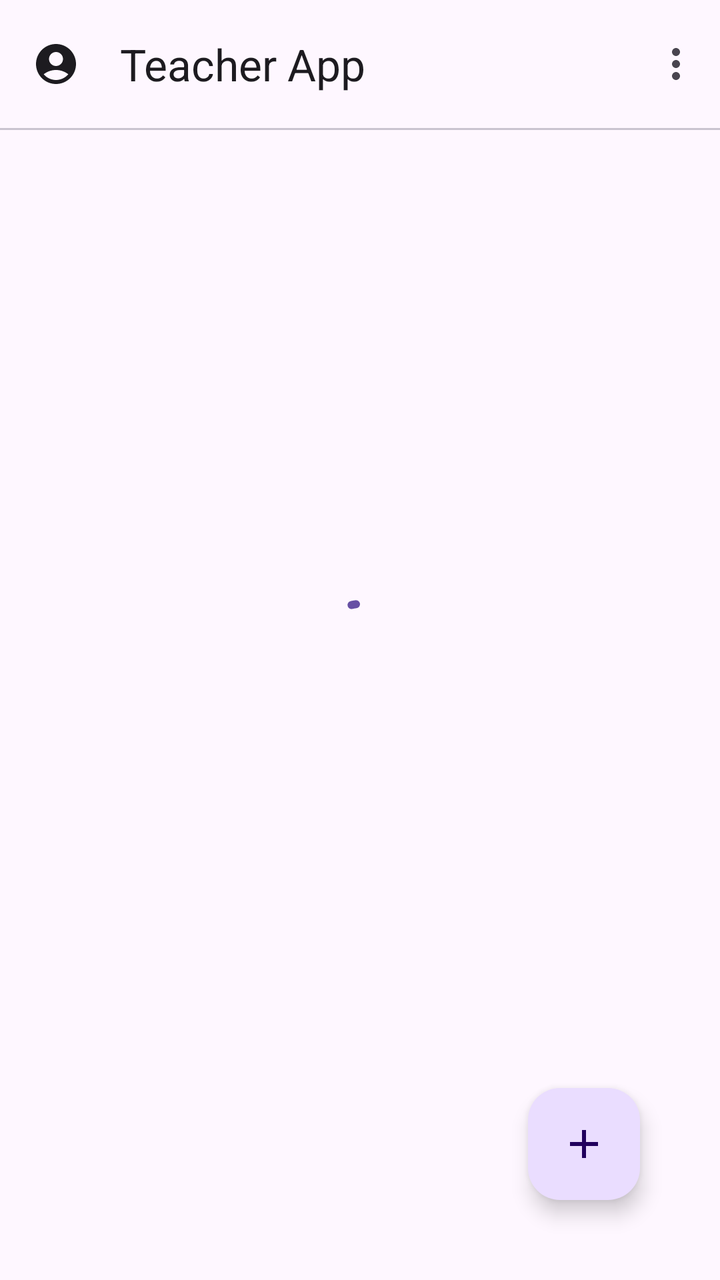
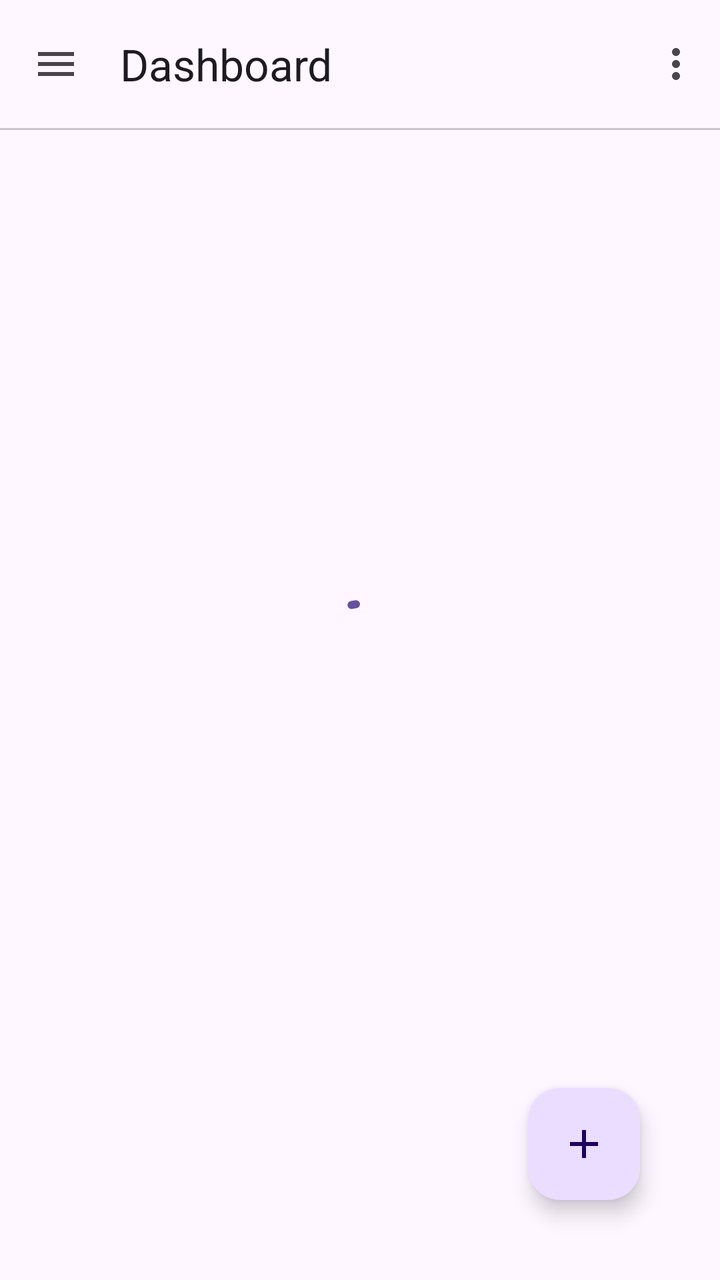

Before-and-after screenshots of an Android layout around one commit, followed by the original layout XML and the change that was made.
<!-- AndroidManifest.xml: application theme Theme.TeacherApp -->
<!-- res/layout/activity_main.xml -->
<?xml version="1.0" encoding="utf-8"?>
<androidx.coordinatorlayout.widget.CoordinatorLayout xmlns:android="http://schemas.android.com/apk/res/android"
    xmlns:app="http://schemas.android.com/apk/res-auto"
    xmlns:tools="http://schemas.android.com/tools"
    android:layout_width="match_parent"
    android:layout_height="match_parent"
    tools:context=".MainActivity">

    <com.google.android.material.appbar.AppBarLayout
        android:id="@+id/app_bar_main"
        android:layout_width="match_parent"
        android:layout_height="wrap_content">

        <com.google.android.material.appbar.MaterialToolbar
            app:navigationIcon="@drawable/ic_account"
            android:id="@+id/toolbar_main"
            android:layout_width="match_parent"
            android:layout_height="wrap_content"
            android:minHeight="?attr/actionBarSize"
            app:menu="@menu/menu_main"
            app:title="Teacher App"/>

        <com.google.android.material.divider.MaterialDivider
            android:layout_width="match_parent"
            android:layout_height="wrap_content"/>

    </com.google.android.material.appbar.AppBarLayout>

    <androidx.recyclerview.widget.RecyclerView
        android:visibility="gone"
        android:id="@+id/rv_classroom"
        android:layout_width="match_parent"
        android:layout_height="match_parent"
        app:layout_behavior="@string/appbar_scrolling_view_behavior"/>

    <com.google.android.material.progressindicator.CircularProgressIndicator
        android:visibility="visible"
        android:id="@+id/pb_loading_class"
        android:indeterminate="true"
        android:layout_gravity="center"
        android:layout_width="wrap_content"
        android:layout_height="wrap_content"/>

    <com.google.android.material.textview.MaterialTextView
        android:visibility="gone"
        android:id="@+id/tv_no_classroom"
        android:text=""
        android:textSize="17sp"
        android:layout_gravity="center"
        android:layout_width="wrap_content"
        android:layout_height="wrap_content"/>

    <com.google.android.material.floatingactionbutton.FloatingActionButton
        android:id="@+id/fab_create_class"
        android:layout_width="wrap_content"
        android:layout_height="wrap_content"
        android:layout_gravity="bottom|end"
        android:layout_margin="40dp"
        android:contentDescription="Create class"
        app:srcCompat="@drawable/ic_add"/>

</androidx.coordinatorlayout.widget.CoordinatorLayout>
<!-- resources referenced by this layout -->
<resources>
  <!-- drawable ic_account (drawable) -->
  <vector xmlns:android="http://schemas.android.com/apk/res/android"
      android:width="24dp"
      android:height="24dp"
      android:viewportWidth="24"
      android:viewportHeight="24">
  
      <path
          android:fillColor="?attr/colorOnSurface"
          android:pathData="M12,2C6.48,2 2,6.48 2,12s4.48,10 10,10s10,-4.48 10,-10S17.52,2 12,2zM12,6c1.93,0 3.5,1.57 3.5,3.5S13.93,13 12,13s-3.5,-1.57 -3.5,-3.5S10.07,6 12,6zM12,20c-2.03,0 -4.43,-0.82 -6.14,-2.88C7.55,15.8 9.68,15 12,15s4.45,0.8 6.14,2.12C16.43,19.18 14.03,20 12,20z" />
  
  </vector>
  <!-- drawable ic_add (drawable) -->
  <vector xmlns:android="http://schemas.android.com/apk/res/android"
      android:width="24dp"
      android:height="24dp"
      android:viewportWidth="960"
      android:viewportHeight="960"
      android:tint="?attr/colorControlNormal">
    <path
        android:fillColor="@android:color/white"
        android:pathData="M440,520L200,520L200,440L440,440L440,200L520,200L520,440L760,440L760,520L520,520L520,760L440,760L440,520Z"/>
  </vector>
  <style name="Theme.TeacherApp" parent="Base.Theme.TeacherApp" />
  <style name="Base.Theme.TeacherApp" parent="Theme.Material3.DayNight.NoActionBar">
          
          
      </style>
</resources>

<!-- the commit's change to res/layout/activity_main.xml (unified diff, before → after) -->
@@ -1,62 +1,198 @@
 <?xml version="1.0" encoding="utf-8"?>
-<androidx.coordinatorlayout.widget.CoordinatorLayout xmlns:android="http://schemas.android.com/apk/res/android"
+<androidx.drawerlayout.widget.DrawerLayout xmlns:android="http://schemas.android.com/apk/res/android"
     xmlns:app="http://schemas.android.com/apk/res-auto"
     xmlns:tools="http://schemas.android.com/tools"
+    android:id="@+id/drawer_layout"
     android:layout_width="match_parent"
     android:layout_height="match_parent"
     tools:context=".MainActivity">
 
-    <com.google.android.material.appbar.AppBarLayout
-        android:id="@+id/app_bar_main"
+    <androidx.coordinatorlayout.widget.CoordinatorLayout
         android:layout_width="match_parent"
-        android:layout_height="wrap_content">
+        android:layout_height="match_parent">
 
-        <com.google.android.material.appbar.MaterialToolbar
-            app:navigationIcon="@drawable/ic_account"
-            android:id="@+id/toolbar_main"
+        <com.google.android.material.appbar.AppBarLayout
+            android:id="@+id/app_bar_main"
             android:layout_width="match_parent"
+            android:layout_height="wrap_content">
+
+            <com.google.android.material.appbar.MaterialToolbar
+                android:id="@+id/toolbar_main"
+                android:layout_width="match_parent"
+                android:layout_height="wrap_content"
+                android:minHeight="?attr/actionBarSize"
+                app:menu="@menu/menu_main"
+                app:navigationIcon="@drawable/ic_menu"
+                app:title="Dashboard" />
+
+            <com.google.android.material.divider.MaterialDivider
+                android:layout_width="match_parent"
+                android:layout_height="wrap_content" />
+
+        </com.google.android.material.appbar.AppBarLayout>
+
+        <androidx.core.widget.NestedScrollView
+            android:id="@+id/dashboard_content"
+            android:layout_width="match_parent"
+            android:layout_height="match_parent"
+            android:clipToPadding="false"
+            android:paddingBottom="96dp"
+            android:visibility="gone"
+            app:layout_behavior="@string/appbar_scrolling_view_behavior">
+
+            <LinearLayout
+                android:layout_width="match_parent"
+                android:layout_height="wrap_content"
+                android:orientation="vertical"
+                android:padding="12dp">
+
+                <LinearLayout
+                    android:layout_width="match_parent"
+                    android:layout_height="wrap_content"
+                    android:gravity="center_vertical"
+                    android:orientation="horizontal"
+                    android:paddingHorizontal="4dp"
+                    android:paddingBottom="4dp">
+
+                    <com.google.android.material.textview.MaterialTextView
+                        style="?attr/textAppearanceTitleLarge"
+                        android:layout_width="0dp"
+                        android:layout_height="wrap_content"
+                        android:layout_weight="1"
+                        android:text="Class Sections"
+                        android:textStyle="bold" />
+
+                    <com.google.android.material.button.MaterialButton
+                        android:id="@+id/btn_more_sections"
+                        style="@style/Widget.Material3.Button.TextButton"
+                        android:layout_width="wrap_content"
+                        android:layout_height="wrap_content"
+                        android:text="More" />
+
+                </LinearLayout>
+
+                <androidx.recyclerview.widget.RecyclerView
+                    android:id="@+id/rv_class_sections_preview"
+                    android:layout_width="match_parent"
+                    android:layout_height="wrap_content"
+                    android:nestedScrollingEnabled="false" />
+
+                <com.google.android.material.textview.MaterialTextView
+                    android:id="@+id/tv_section_empty"
+                    style="?attr/textAppearanceBodyMedium"
+                    android:layout_width="match_parent"
+                    android:layout_height="wrap_content"
+                    android:padding="16dp"
+                    android:text="No class-sections yet."
+                    android:visibility="gone" />
+
+                <LinearLayout
+                    android:layout_width="match_parent"
+                    android:layout_height="wrap_content"
+                    android:gravity="center_vertical"
+                    android:orientation="horizontal"
+                    android:paddingHorizontal="4dp"
+                    android:paddingTop="20dp"
+                    android:paddingBottom="4dp">
+
+                    <com.google.android.material.textview.MaterialTextView
+                        style="?attr/textAppearanceTitleLarge"
+                        android:layout_width="0dp"
+                        android:layout_height="wrap_content"
+                        android:layout_weight="1"
+                        android:text="Classrooms"
+                        android:textStyle="bold" />
+
+                    <com.google.android.material.button.MaterialButton
+                        android:id="@+id/btn_more_classrooms"
+                        style="@style/Widget.Material3.Button.TextButton"
+                        android:layout_width="wrap_content"
+                        android:layout_height="wrap_content"
+                        android:text="More" />
+
+                </LinearLayout>
+
+                <androidx.recyclerview.widget.RecyclerView
+                    android:id="@+id/rv_classrooms_preview"
+                    android:layout_width="match_parent"
+                    android:layout_height="wrap_content"
+                    android:nestedScrollingEnabled="false" />
+
+                <com.google.android.material.textview.MaterialTextView
+                    android:id="@+id/tv_classroom_empty"
+                    style="?attr/textAppearanceBodyMedium"
+                    android:layout_width="match_parent"
+                    android:layout_height="wrap_content"
+                    android:padding="16dp"
+                    android:text="No classrooms yet. Tap + to create one."
+                    android:visibility="gone" />
+
+            </LinearLayout>
+
+        </androidx.core.widget.NestedScrollView>
+
+        <com.google.android.material.progressindicator.CircularProgressIndicator
+            android:id="@+id/pb_loading_class"
+            android:layout_width="wrap_content"
             android:layout_height="wrap_content"
-            android:minHeight="?attr/actionBarSize"
-            app:menu="@menu/menu_main"
-            app:title="Teacher App"/>
+            android:layout_gravity="center"
+            android:indeterminate="true"
+            android:visibility="visible" />
 
-        <com.google.android.material.divider.MaterialDivider
-            android:layout_width="match_parent"
-            android:layout_height="wrap_content"/>
+        <com.google.android.material.textview.MaterialTextView
+            android:id="@+id/tv_no_classroom"
+            android:layout_width="wrap_content"
+            android:layout_height="wrap_content"
+            android:layout_gravity="center"
+            android:text=""
+            android:textSize="17sp"
+            android:visibility="gone" />
 
-    </com.google.android.material.appbar.AppBarLayout>
+        <com.google.android.material.floatingactionbutton.FloatingActionButton
+            android:id="@+id/fab_create_class"
+            android:layout_width="wrap_content"
+            android:layout_height="wrap_content"
+            android:layout_gravity="bottom|end"
+            android:layout_margin="40dp"
+            android:contentDescription="Create class"
+            app:srcCompat="@drawable/ic_add" />
 
-    <androidx.recyclerview.widget.RecyclerView
-        android:visibility="gone"
-        android:id="@+id/rv_classroom"
-        android:layout_width="match_parent"
+    </androidx.coordinatorlayout.widget.CoordinatorLayout>
+
+    <com.google.android.material.navigation.NavigationView
+        android:id="@+id/nav_view_main"
+        android:layout_width="wrap_content"
         android:layout_height="match_parent"
-        app:layout_behavior="@string/appbar_scrolling_view_behavior"/>
+        android:layout_gravity="start"
+        app:headerLayout="@layout/nav_header_main"
+        app:menu="@menu/menu_drawer_main" />
 
-    <com.google.android.material.progressindicator.CircularProgressIndicator
-        android:visibility="visible"
-        android:id="@+id/pb_loading_class"
-        android:indeterminate="true"
-        android:layout_gravity="center"
-        android:layout_width="wrap_content"
-        android:layout_height="wrap_content"/>
+</androidx.drawerlayout.widget.DrawerLayout>
+<!-- res/layout/nav_header_main.xml (included above) -->
+<?xml version="1.0" encoding="utf-8"?>
+<LinearLayout xmlns:android="http://schemas.android.com/apk/res/android"
+    android:layout_width="match_parent"
+    android:layout_height="wrap_content"
+    android:background="?attr/colorPrimaryContainer"
+    android:orientation="vertical"
+    android:padding="20dp">
 
     <com.google.android.material.textview.MaterialTextView
-        android:visibility="gone"
-        android:id="@+id/tv_no_classroom"
-        android:text=""
-        android:textSize="17sp"
-        android:layout_gravity="center"
-        android:layout_width="wrap_content"
-        android:layout_height="wrap_content"/>
+        android:id="@+id/tv_nav_user_name"
+        style="?attr/textAppearanceTitleMedium"
+        android:layout_width="match_parent"
+        android:layout_height="wrap_content"
+        android:text="Teacher"
+        android:textColor="?attr/colorOnPrimaryContainer"
+        android:textStyle="bold" />
 
-    <com.google.android.material.floatingactionbutton.FloatingActionButton
-        android:id="@+id/fab_create_class"
-        android:layout_width="wrap_content"
+    <com.google.android.material.textview.MaterialTextView
+        android:id="@+id/tv_nav_user_email"
+        style="?attr/textAppearanceBodyMedium"
+        android:layout_width="match_parent"
         android:layout_height="wrap_content"
-        android:layout_gravity="bottom|end"
-        android:layout_margin="40dp"
-        android:contentDescription="Create class"
-        app:srcCompat="@drawable/ic_add"/>
+        android:paddingTop="4dp"
+        android:text="teacher@example.com"
+        android:textColor="?attr/colorOnPrimaryContainer" />
 
-</androidx.coordinatorlayout.widget.CoordinatorLayout>
+</LinearLayout>
<!-- resource entries referenced after the edit -->
@@ -1,17 +1,5 @@
 <!-- resources referenced by this layout -->
 <resources>
-  <!-- drawable ic_account (drawable) -->
-  <vector xmlns:android="http://schemas.android.com/apk/res/android"
-      android:width="24dp"
-      android:height="24dp"
-      android:viewportWidth="24"
-      android:viewportHeight="24">
-  
-      <path
-          android:fillColor="?attr/colorOnSurface"
-          android:pathData="M12,2C6.48,2 2,6.48 2,12s4.48,10 10,10s10,-4.48 10,-10S17.52,2 12,2zM12,6c1.93,0 3.5,1.57 3.5,3.5S13.93,13 12,13s-3.5,-1.57 -3.5,-3.5S10.07,6 12,6zM12,20c-2.03,0 -4.43,-0.82 -6.14,-2.88C7.55,15.8 9.68,15 12,15s4.45,0.8 6.14,2.12C16.43,19.18 14.03,20 12,20z" />
-  
-  </vector>
   <!-- drawable ic_add (drawable) -->
   <vector xmlns:android="http://schemas.android.com/apk/res/android"
       android:width="24dp"
@@ -23,6 +11,17 @@
         android:fillColor="@android:color/white"
         android:pathData="M440,520L200,520L200,440L440,440L440,200L520,200L520,440L760,440L760,520L520,520L520,760L440,760L440,520Z"/>
   </vector>
+  <!-- drawable ic_menu (drawable) -->
+  <vector xmlns:android="http://schemas.android.com/apk/res/android"
+      android:width="24dp"
+      android:height="24dp"
+      android:tint="?attr/colorControlNormal"
+      android:viewportWidth="960"
+      android:viewportHeight="960">
+      <path
+          android:fillColor="@android:color/white"
+          android:pathData="M120,720L120,640L840,640L840,720L120,720ZM120,520L120,440L840,440L840,520L120,520ZM120,320L120,240L840,240L840,320L120,320Z" />
+  </vector>
   <style name="Theme.TeacherApp" parent="Base.Theme.TeacherApp" />
   <style name="Base.Theme.TeacherApp" parent="Theme.Material3.DayNight.NoActionBar">
           
